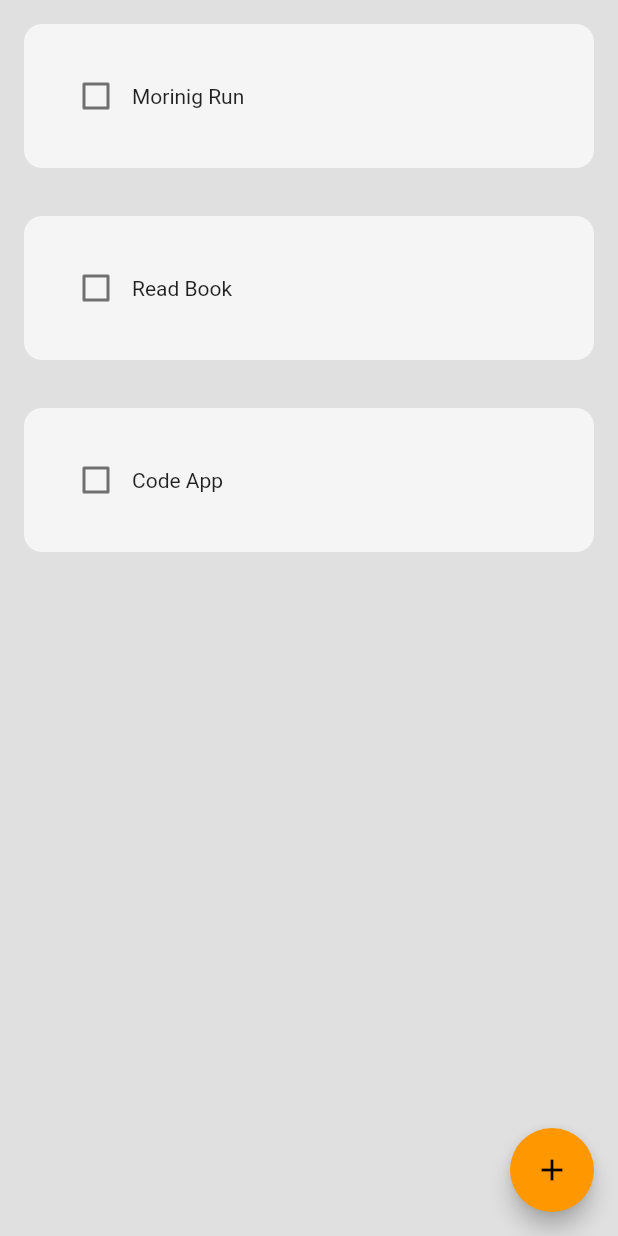
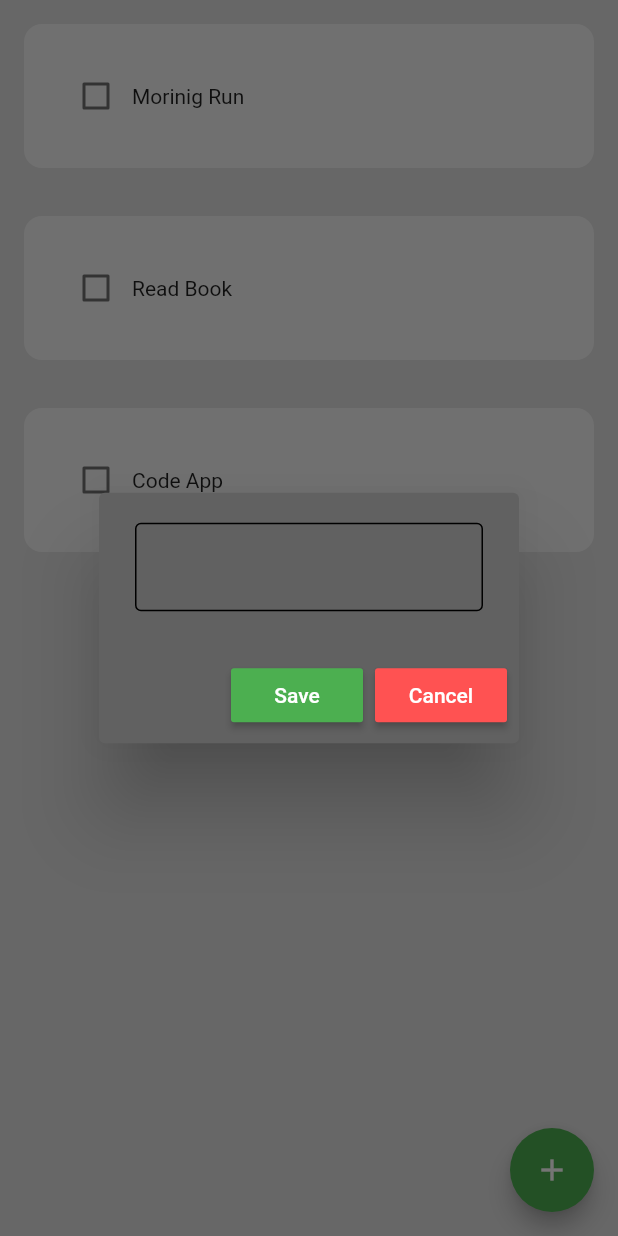
Before and after one commit to av1nDs0uza/habit-tracker, a Flutter app: the screen it shows after launch, after a tap on the "add" icon, on a phone screen of 412 x 824 dp. Run offline on Flutter 3.47's test engine with Material 2 defaults, Android fonts, the phone set to English and light mode, and no system bars.

Commit message:
tile issue fixed

```diff
--- a/habit_tracker/lib/components/my_fab.dart
+++ b/habit_tracker/lib/components/my_fab.dart
@@ -1,7 +1,6 @@
 import 'package:flutter/material.dart';
 
 class myFloatingActionButton extends StatelessWidget {
-
   final Function()? onPressed;
 
 
@@ -12,8 +11,9 @@ class myFloatingActionButton extends StatelessWidget {
 
   @override
   Widget build(BuildContext context) {
-    return FloatingActionButton(onPressed: (){},
-    child: Icon(Icons.add),
+    return FloatingActionButton(
+      onPressed: onPressed,
+      child: Icon(Icons.add),
     );
   }
 }
--- a/habit_tracker/lib/components/new_habit_box.dart
+++ b/habit_tracker/lib/components/new_habit_box.dart
@@ -6,7 +6,30 @@ class EnterNewHabitBox extends StatelessWidget {
   @override
   Widget build(BuildContext context) {
     return AlertDialog(
-      content: TextField(),
+      backgroundColor: Colors.grey[700],
+      content: TextField(
+        decoration: InputDecoration(
+          enabledBorder: OutlineInputBorder(),
+        ),
+      ),
+      actions: [
+        MaterialButton(
+          onPressed: (){},
+          child: Text(
+            "Save",
+            style: TextStyle(color: Colors.white),
+          ),
+          color: Colors.green,
+        ),
+        MaterialButton(
+          onPressed: (){},
+          child: Text(
+            "Cancel",
+            style: TextStyle(color:Colors.white ),
+          ),
+          color: Colors.redAccent,
+        ),
+      ],
     );
 
   }
--- a/habit_tracker/lib/main.dart
+++ b/habit_tracker/lib/main.dart
@@ -13,9 +13,9 @@ class MyApp extends StatelessWidget {
   Widget build(BuildContext context) {
     return MaterialApp(
       debugShowCheckedModeBanner: false,
-      home: MyHomePage(title: 'Tracker App',),
+      home: MyHomePage(title: 'Habit tracker'),
       theme: ThemeData(
-        primarySwatch: Colors.orange
+        primarySwatch: Colors.green
         ),
     );
   }
```
Also changed, not shown: habit_tracker/lib/home_page.dart (+0 -8 lines).
